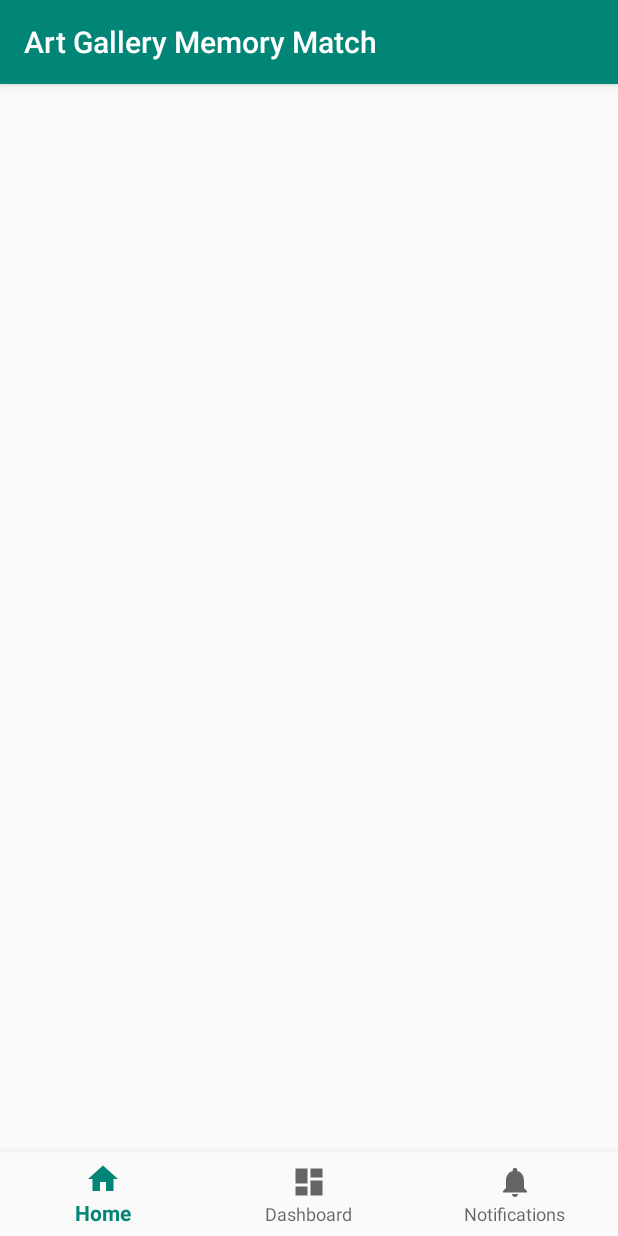
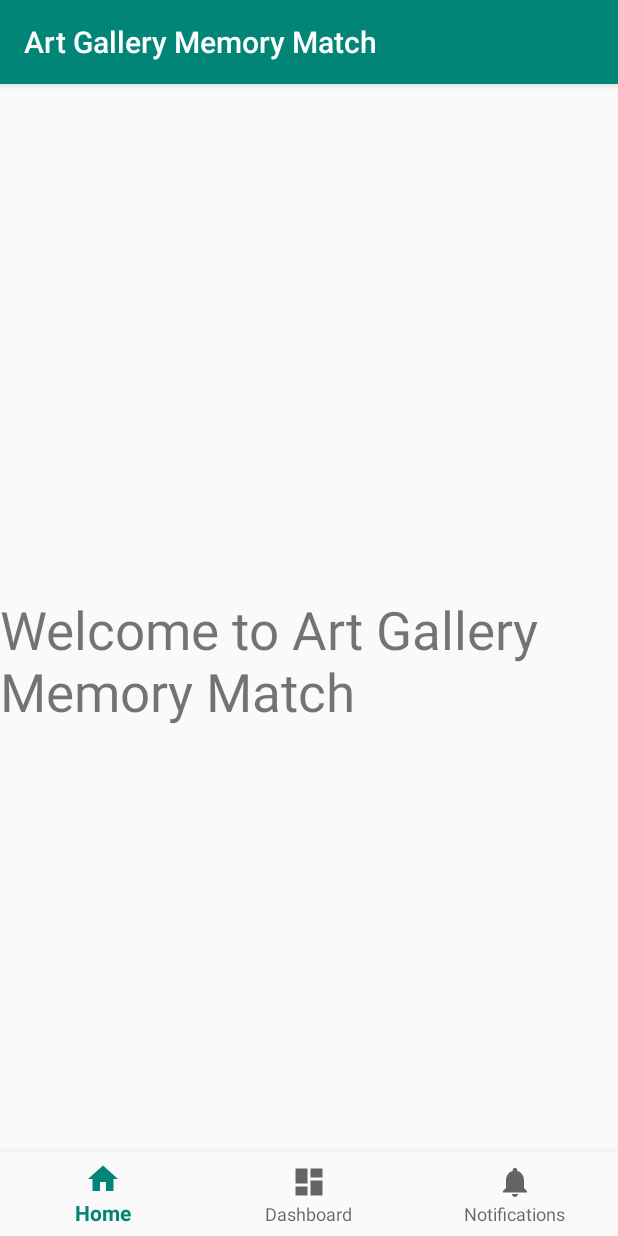
Before and after one commit to DBrittonLinebarger/ArtGalleryMemoryMatch, an Android app: the screen it shows after launch (MainActivity), on a phone screen of 412 x 824 dp. Run offline under Robolectric (Android 15) with nearby library versions, the light colour scheme and no system bars; our stand-ins replace Picasso; libraries missing offline, so code that uses them is left out: com.facebook.stetho; pictures from the network do not load; 2 statements that could not run were skipped.

```diff
--- a/app/src/main/java/edu/cnm/deepdive/gallery_match/MemoryMatchApplication.java
+++ b/app/src/main/java/edu/cnm/deepdive/gallery_match/MemoryMatchApplication.java
@@ -18,10 +18,5 @@ public class MemoryMatchApplication extends Application {
     HighScoreService.setContext(this);
     Picasso.setSingletonInstance(new Picasso.Builder(this).build());
     Stetho.initializeWithDefaults(this);
-    new Thread(() -> {
-      //Theme theme = new Theme();
-      //theme.setTitle("Testing");
-      MemoryMatchDatabase.getInstance(this).getThemeDao().delete();
-    }).start();
   }
 }
--- a/app/src/main/java/edu/cnm/deepdive/gallery_match/controller/GameFragment.java
+++ b/app/src/main/java/edu/cnm/deepdive/gallery_match/controller/GameFragment.java
@@ -61,7 +61,7 @@ public class GameFragment extends Fragment implements OnTileClickListener {
     turnCountView = view.findViewById(R.id.turnCount);
 
     gameViewModel.getCards(theme).observe(this, (cards) -> {
-      gameLogic = new GameLogic(cards);
+      gameLogic = new GameLogic(theme, cards);
 
       cardAdapter = new CardAdapter(getContext(), gameLogic.getTiles(), this);
       gameGridview.setAdapter(cardAdapter);
--- a/app/src/main/java/edu/cnm/deepdive/gallery_match/model/database/MemoryMatchDatabase.java
+++ b/app/src/main/java/edu/cnm/deepdive/gallery_match/model/database/MemoryMatchDatabase.java
@@ -42,7 +42,7 @@ public abstract class MemoryMatchDatabase extends RoomDatabase {
                   @Override
                   public void onCreate(@NonNull SupportSQLiteDatabase db) {
                     super.onCreate(db);
-                    new PopulateDbTask(INSTANCE).execute();
+                    //new PopulateDbTask(INSTANCE).execute();
                   }
                 })
                 .build();
@@ -63,15 +63,7 @@ public abstract class MemoryMatchDatabase extends RoomDatabase {
 
     @Override
     protected Void doInBackground(Void... voids) {
-      //Theme theme = new Theme();
-      //theme.setTitle("Testing");
-      //db.getThemeDao().insert(theme);
-      //theme = new Theme();
-      //theme.setTitle("Testing2");
-      //db.getThemeDao().insert(theme);
       return null;
-
-      //MemoryMatchDatabase.getInstance(this).getThemeDao().insert(theme);
     }
   }
 }
--- a/app/src/main/res/layout/activity_main.xml
+++ b/app/src/main/res/layout/activity_main.xml
@@ -7,8 +7,6 @@
   android:layout_width="match_parent"
   android:layout_height="match_parent"
   tools:context=".MainActivity">
-
-
 
   <com.google.android.material.bottomnavigation.BottomNavigationView
     android:id="@+id/navigation"
@@ -22,7 +20,16 @@
     app:layout_constraintRight_toRightOf="parent"
     app:menu="@menu/navigation"/>
 
-
+  <TextView
+    android:id="@+id/welcome"
+    android:layout_width="wrap_content"
+    android:layout_height="wrap_content"
+    android:text="@string/welcome_to_art_gallery_memory_match"
+    android:textSize="35sp"
+    app:layout_constraintStart_toStartOf="parent"
+    app:layout_constraintEnd_toEndOf="parent"
+    app:layout_constraintTop_toTopOf="parent"
+    app:layout_constraintBottom_toBottomOf="parent"/>
 
 
 </androidx.constraintlayout.widget.ConstraintLayout>
--- a/app/src/main/res/values/strings.xml
+++ b/app/src/main/res/values/strings.xml
@@ -19,6 +19,7 @@
   <string name="play_game">Play 4x4 game</string>
   <string name="search">search</string>
   <string name="Game">Game</string>
+  <string name="welcome_to_art_gallery_memory_match">Welcome to Art Gallery Memory Match</string>
 
 
 </resources>
```
Also changed, not shown: app/src/main/java/edu/cnm/deepdive/gallery_match/model/GameLogic.java (+14 -9 lines), 2 other files.
